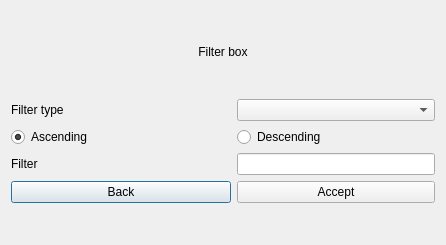
The window that 03. Python/Практика/lab7/view/qtsrc/filter_form.ui (sit2606/learning) describes before a commit, drawn with Qt 5.
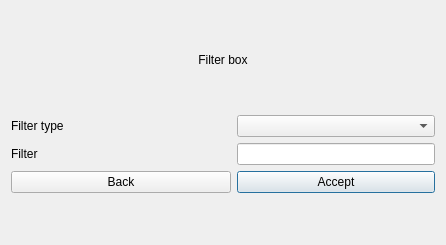
The same window after the commit.

Commit message: Filter option

The edit to the form file:
```diff
--- a/03. Python/Практика/lab7/view/qtsrc/filter_form.ui
+++ b/03. Python/Практика/lab7/view/qtsrc/filter_form.ui
@@ -46,7 +46,7 @@
     </widget>
    </item>
    <item>
-    <layout class="QGridLayout" name="gridLayout" rowstretch="0,0,0,0">
+    <layout class="QGridLayout" name="gridLayout" rowstretch="0,0,0">
      <property name="sizeConstraint">
       <enum>QLayout::SetDefaultConstraint</enum>
      </property>
@@ -69,10 +69,14 @@
        </property>
       </widget>
      </item>
-     <item row="0" column="1">
-      <widget class="QComboBox" name="FilterListcomboBox"/>
-     </item>
      <item row="2" column="1">
+      <widget class="QPushButton" name="AcceptpushButton">
+       <property name="text">
+        <string>Accept</string>
+       </property>
+      </widget>
+     </item>
+     <item row="1" column="1">
       <widget class="QLineEdit" name="FilterCriterialineEdit">
        <property name="toolTip">
         <string/>
@@ -94,43 +98,22 @@
        </property>
       </widget>
      </item>
-     <item row="3" column="0">
-      <widget class="QPushButton" name="BackpushButton">
-       <property name="text">
-        <string>Back</string>
-       </property>
-      </widget>
-     </item>
-     <item row="1" column="1">
-      <widget class="QRadioButton" name="DescendingradioButton">
-       <property name="text">
-        <string>Descending</string>
-       </property>
-      </widget>
-     </item>
-     <item row="2" column="0">
+     <item row="1" column="0">
       <widget class="QLabel" name="FilterCriterialabel">
        <property name="text">
         <string>Filter</string>
        </property>
       </widget>
      </item>
-     <item row="3" column="1">
-      <widget class="QPushButton" name="AcceptpushButton">
+     <item row="2" column="0">
+      <widget class="QPushButton" name="BackpushButton">
        <property name="text">
-        <string>Accept</string>
+        <string>Back</string>
        </property>
       </widget>
      </item>
-     <item row="1" column="0">
-      <widget class="QRadioButton" name="AscendingradioButton">
-       <property name="text">
-        <string>Ascending</string>
-       </property>
-       <property name="checked">
-        <bool>true</bool>
-       </property>
-      </widget>
+     <item row="0" column="1">
+      <widget class="QComboBox" name="FilterListcomboBox"/>
      </item>
     </layout>
    </item>
```
The commit also changes 7 other files.
